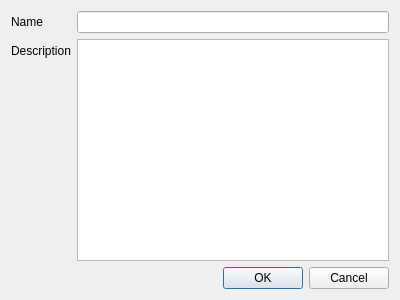
The window that NewNodeDialog.ui (djurodrljaca/salamander-alm) describes before a commit, drawn with Qt 5.
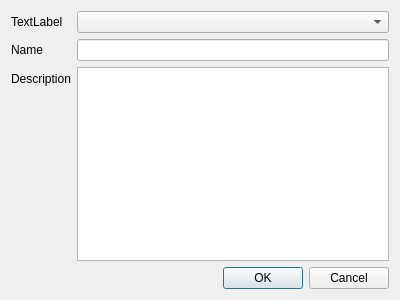
The same window after the commit.

Commit message:
Added the possibility to add other nodes to root  nodes.
Improved the GUI.

The edit to the form file:
```diff
--- a/NewNodeDialog.ui
+++ b/NewNodeDialog.ui
@@ -14,24 +14,24 @@
    <string>New Node</string>
   </property>
   <layout class="QFormLayout" name="formLayout">
-   <item row="0" column="0">
+   <item row="1" column="0">
     <widget class="QLabel" name="name_label">
      <property name="text">
       <string>Name</string>
      </property>
     </widget>
    </item>
-   <item row="0" column="1">
+   <item row="1" column="1">
     <widget class="QLineEdit" name="name_lineEdit"/>
    </item>
-   <item row="1" column="0">
+   <item row="2" column="0">
     <widget class="QLabel" name="description_label">
      <property name="text">
       <string>Description</string>
      </property>
     </widget>
    </item>
-   <item row="2" column="0" colspan="2">
+   <item row="3" column="0" colspan="2">
     <widget class="QDialogButtonBox" name="buttonBox">
      <property name="orientation">
       <enum>Qt::Horizontal</enum>
@@ -41,9 +41,26 @@
      </property>
     </widget>
    </item>
-   <item row="1" column="1">
+   <item row="2" column="1">
     <widget class="QPlainTextEdit" name="description_plainTextEdit"/>
    </item>
+   <item row="0" column="1">
+    <widget class="QComboBox" name="type_comboBox">
+     <property name="sizePolicy">
+      <sizepolicy hsizetype="Expanding" vsizetype="Fixed">
+       <horstretch>0</horstretch>
+       <verstretch>0</verstretch>
+      </sizepolicy>
+     </property>
+    </widget>
+   </item>
+   <item row="0" column="0">
+    <widget class="QLabel" name="type_label">
+     <property name="text">
+      <string>TextLabel</string>
+     </property>
+    </widget>
+   </item>
   </layout>
  </widget>
  <tabstops>
```
The commit also changes 8 other files.
